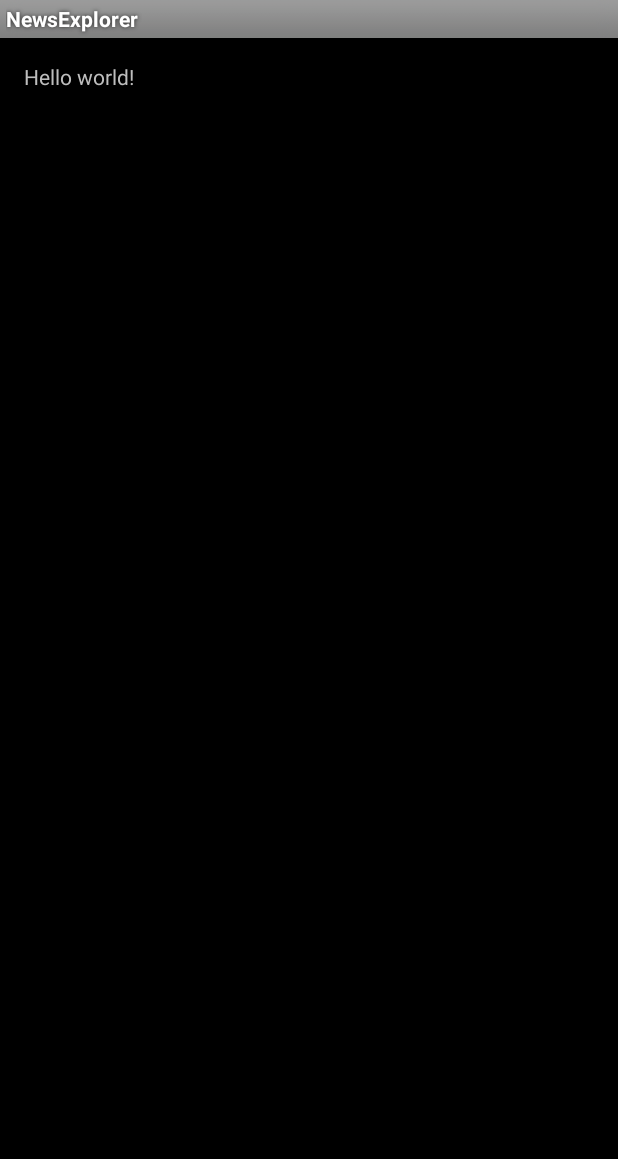
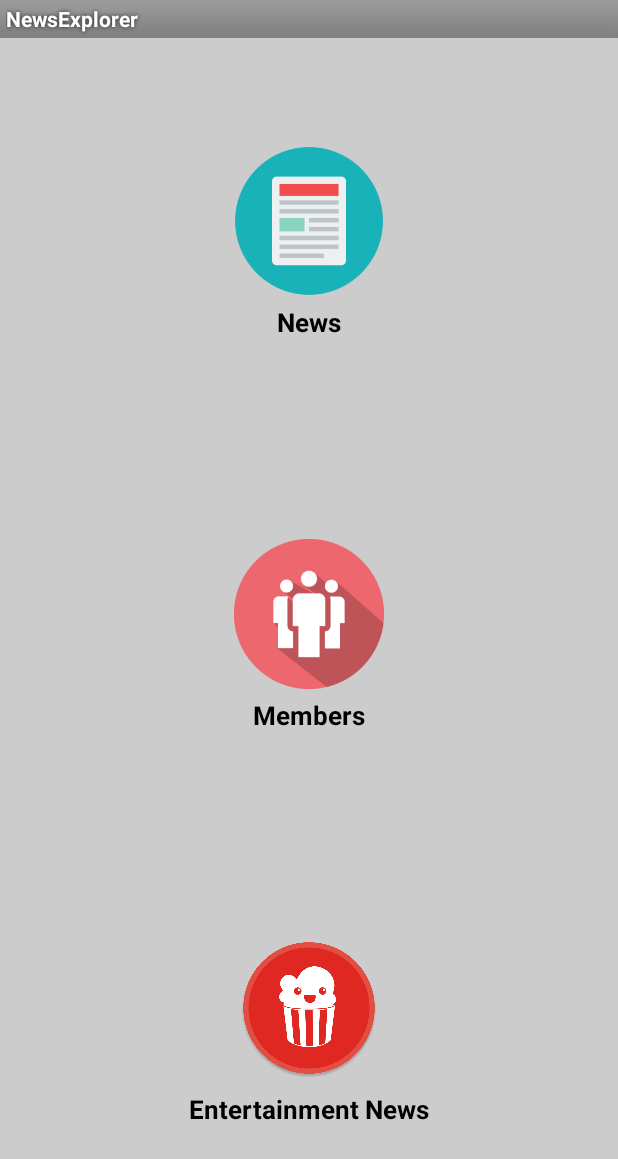
Before and after one commit to mzkaramat/NewsWordpressApp, an Android app: the MainActivity screen opened directly, with no data from a screen before it, on a phone screen of 412 x 824 dp. Shown: the top 1159 px of the screen. Run offline under Robolectric (Android 15) with nearby library versions, the phone set to English and light mode, and no system bars.

Commit message:
Some design changes

```diff
--- a/app/src/main/java/com/example/administrator/newsexplorer/ForgotPassword.java
+++ b/app/src/main/java/com/example/administrator/newsexplorer/ForgotPassword.java
@@ -76,7 +76,7 @@ public class ForgotPassword extends Activity {
 
             try {
                 //------------------>>
-                HttpGet httppost = new HttpGet(("http://droidcube.move.pk/JMS/ForgotPassword.php?proj_username=" +
+                HttpGet httppost = new HttpGet(("http://xeamphiil.co.nf/News/ForgotPassword.php?proj_username=" +
                         encodeHTML(urls[0]) ).replaceAll(" ", "%20") );
                 HttpClient httpclient = new DefaultHttpClient();
                 HttpResponse response = httpclient.execute(httppost);
--- a/app/src/main/java/com/example/administrator/newsexplorer/SignIn.java
+++ b/app/src/main/java/com/example/administrator/newsexplorer/SignIn.java
@@ -123,7 +123,7 @@ public class SignIn extends Activity {
 
                 try {
                     //------------------>>
-                    HttpGet httppost = new HttpGet(("http://droidcube.move.pk/JMS/SignIn.php?proj_email=" +
+                    HttpGet httppost = new HttpGet(("http://xeamphiil.co.nf/News/SignIn.php?proj_email=" +
                             encodeHTML(urls[0]) +
                             "&proj_password=" +
                             encodeHTML(urls[1])).replaceAll(" ", "%20") );
--- a/app/src/main/java/com/example/administrator/newsexplorer/Signup.java
+++ b/app/src/main/java/com/example/administrator/newsexplorer/Signup.java
@@ -86,7 +86,7 @@ public class Signup extends Activity {
             if(IsUerNameValid(urls[0])){
             try {
                     //------------------>>
-                    HttpGet httppost = new HttpGet(("http://droidcube.move.pk/JMS/signup.php?proj_username=" +
+                    HttpGet httppost = new HttpGet(("http://xeamphiil.co.nf/News/signup.php?proj_username=" +
                             encodeHTML(urls[0]) +
                             "&proj_password=" +
                             encodeHTML(urls[1]) +
@@ -155,7 +155,7 @@ public class Signup extends Activity {
         try {
 
             //------------------>>
-            HttpGet httppost = new HttpGet(("http://droidcube.move.pk/JMS/userNameCheck.php?proj_username=" +
+            HttpGet httppost = new HttpGet(("http://xeamphiil.co.nf/News/userNameCheck.php?proj_username=" +
                     encodeHTML(userName)).replaceAll(" ", "%20"));
             HttpClient httpclient = new DefaultHttpClient();
             HttpResponse response = httpclient.execute(httppost);
--- a/app/src/main/res/layout/activity_main.xml
+++ b/app/src/main/res/layout/activity_main.xml
@@ -1,11 +1,121 @@
-<RelativeLayout xmlns:android="http://schemas.android.com/apk/res/android"
-    xmlns:tools="http://schemas.android.com/tools" android:layout_width="match_parent"
-    android:layout_height="match_parent" android:paddingLeft="@dimen/activity_horizontal_margin"
-    android:paddingRight="@dimen/activity_horizontal_margin"
-    android:paddingTop="@dimen/activity_vertical_margin"
-    android:paddingBottom="@dimen/activity_vertical_margin" tools:context=".MainActivity">
+<?xml version="1.0" encoding="utf-8"?>
+<LinearLayout xmlns:android="http://schemas.android.com/apk/res/android"
+    android:layout_width="fill_parent"
+    android:layout_height="fill_parent"
+    android:background="#cccccc"
+    xmlns:ads="http://schemas.android.com/apk/res-auto"
+    android:orientation="vertical" >
 
-    <TextView android:text="@string/hello_world" android:layout_width="wrap_content"
-        android:layout_height="wrap_content" />
 
-</RelativeLayout>
+
+    <LinearLayout
+        android:layout_width="fill_parent"
+        android:layout_height="wrap_content"
+        android:layout_weight="1"
+        android:orientation="vertical"
+        android:padding="6dip" >
+
+
+
+        <LinearLayout
+            android:layout_width="fill_parent"
+            android:layout_height="wrap_content"
+            android:layout_weight="1"
+            android:orientation="horizontal" >
+
+            <RelativeLayout
+                android:layout_gravity="center_vertical"
+                android:layout_width="wrap_content"
+                android:orientation="vertical"
+                android:layout_weight="1"
+                android:layout_height="wrap_content">
+                <ImageButton
+                    android:id="@+id/update_db"
+                    android:layout_width="100dp"
+
+                    android:layout_centerHorizontal="true"
+                    android:layout_height="100dp"
+                    android:background="@mipmap/news"
+                    />
+                <TextView
+                    android:layout_width="wrap_content"
+                    android:layout_height="wrap_content"
+                    android:textColor="#000"
+                    android:textStyle="bold"
+                    android:layout_marginTop="5dp"
+                    android:textSize="17dp"
+                    android:layout_centerHorizontal="true"
+                    android:layout_below="@+id/update_db"
+                    android:text="News"/>
+            </RelativeLayout>
+
+
+        </LinearLayout>
+        <LinearLayout
+            android:layout_width="fill_parent"
+            android:layout_weight="1"
+            android:layout_height="wrap_content"
+            android:orientation="horizontal" >
+
+            <RelativeLayout
+                android:layout_width="wrap_content"
+                android:orientation="vertical"
+                android:layout_gravity="center_vertical"
+                android:layout_weight="1"
+                android:layout_height="wrap_content">
+                <ImageButton
+                    android:id="@+id/about_us"
+                    android:layout_width="100dp"
+
+                    android:layout_centerHorizontal="true"
+                    android:layout_height="100dp"
+                    android:background="@mipmap/members"
+                    />
+                <TextView
+                    android:layout_width="wrap_content"
+                    android:layout_height="wrap_content"
+                    android:textColor="#000"
+                    android:textStyle="bold"
+                    android:layout_marginTop="5dp"
+                    android:textSize="17dp"
+                    android:layout_centerHorizontal="true"
+                    android:layout_below="@+id/about_us"
+                    android:text="Members"/>
+            </RelativeLayout>
+
+
+        </LinearLayout>
+        <LinearLayout
+            android:layout_width="fill_parent"
+            android:layout_height="wrap_content"
+            android:layout_weight="1"
+            android:orientation="horizontal" >
+        <RelativeLayout
+            android:layout_width="wrap_content"
+            android:layout_gravity="center_vertical"
+            android:orientation="vertical"
+            android:layout_weight="1"
+            android:layout_height="wrap_content">
+            <ImageButton
+                android:id="@+id/metro_map"
+                android:layout_width="100dp"
+                android:layout_centerHorizontal="true"
+
+                android:layout_height="100dp"
+                android:background="@mipmap/entertainment"
+                />
+            <TextView
+                android:layout_width="wrap_content"
+                android:layout_height="wrap_content"
+                android:textColor="#000"
+                android:textStyle="bold"
+                android:layout_marginTop="5dp"
+                android:textSize="17dp"
+                android:layout_centerHorizontal="true"
+                android:layout_below="@+id/metro_map"
+                android:text="Entertainment News"/>
+
+        </RelativeLayout>
+            </LinearLayout>
+    </LinearLayout>
+</LinearLayout>
--- a/app/src/main/res/values/styles.xml
+++ b/app/src/main/res/values/styles.xml
@@ -25,7 +25,7 @@
         <item name="android:paddingTop">8dp</item>
         <item name="android:paddingBottom">16dp</item>
         <item name="android:background">@android:color/transparent</item>
-        <item name="android:textColor">#000</item>
+        <item name="android:textColor">#fff</item>
         <item name="android:textSize">16sp</item>
     </style>
 
```
Also changed, not shown: app/src/main/res/layout/ui_parse_signup_form.xml (+10 -8 lines), app/src/main/res/values/strings.xml (+4 -4 lines), app/src/main/res/mipmap-mdpi/entertainment.png (added), app/src/main/res/mipmap-mdpi/members.png (added), app/src/main/res/mipmap-mdpi/news.png (added), 4 other files.
